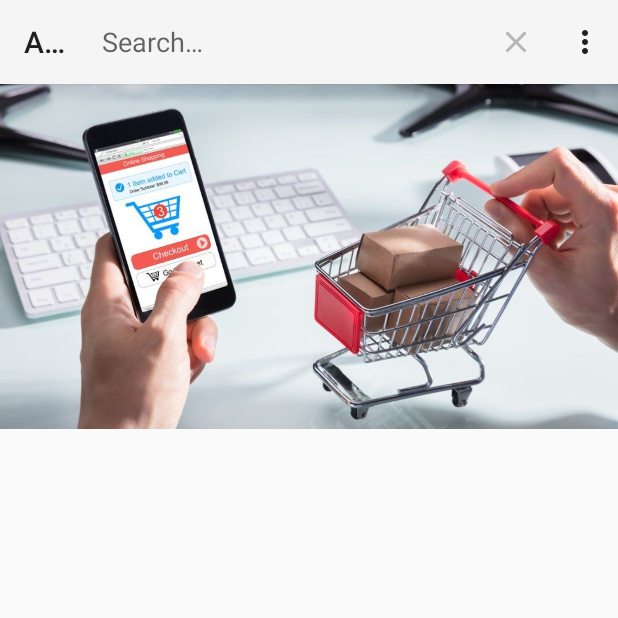
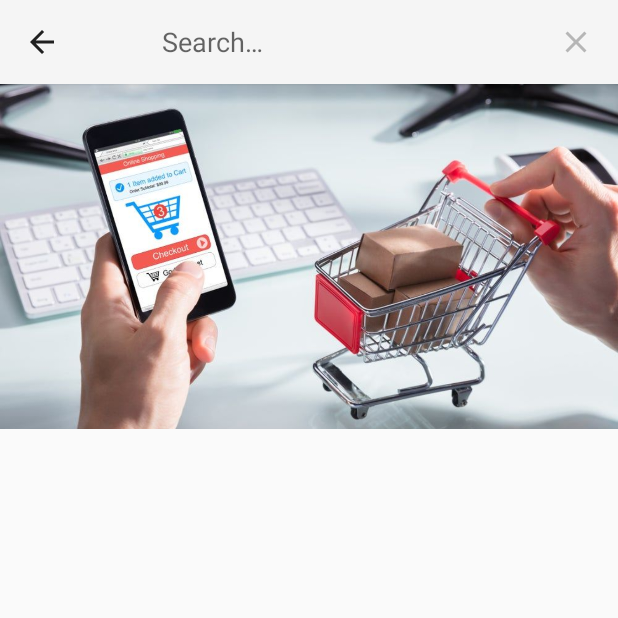
Before and after one commit to Ali-Noghabi/Ap-project-android, an Android app: the SearchViewPage screen opened directly, with no data from a screen before it, after a tap on "Search", on a phone screen of 412 x 824 dp, the top half of it. Run offline under Robolectric (Android 15) with nearby library versions, the phone set to English and light mode, and no system bars; 3 statements that could not run were skipped.

Commit message:
add navigation view

```diff
--- a/app/src/main/java/ir/lucifer/approject/SearchViewPage.java
+++ b/app/src/main/java/ir/lucifer/approject/SearchViewPage.java
@@ -2,6 +2,7 @@
 
 import androidx.appcompat.app.AppCompatActivity;
 import androidx.appcompat.widget.Toolbar;
+import androidx.core.app.NavUtils;
 import androidx.recyclerview.widget.LinearLayoutManager;
 import androidx.recyclerview.widget.RecyclerView;
 
@@ -9,6 +10,7 @@
 import android.os.Bundle;
 import android.view.ContextMenu;
 import android.view.Menu;
+import android.view.MenuItem;
 import android.widget.Toast;
 
 import java.util.ArrayList;
@@ -29,6 +31,12 @@
     protected void onCreate(Bundle savedInstanceState) {
         super.onCreate(savedInstanceState);
         setContentView(R.layout.activity_search_view_page);
+        getActionBar().setIcon(R.drawable.my_icon);
+        getActionBar().setHomeButtonEnabled(true);
+        getSupportActionBar().setDisplayHomeAsUpEnabled(true);
+
+
+
 
         Retrofit test2 = new Retrofit.Builder().baseUrl(Controler.url)
                 .addConverterFactory(GsonConverterFactory.create()).build();
@@ -39,7 +47,16 @@
         UpdateProductsList();
 
     }
-
+    @Override
+    public boolean onOptionsItemSelected(MenuItem item) {
+        switch (item.getItemId()) {
+            case android.R.id.home:
+                NavUtils.navigateUpFromSameTask(this);
+                return true;
+            default:
+                return super.onOptionsItemSelected(item);
+        }
+    }
     @Override
     public boolean onCreateOptionsMenu(Menu menu) {
         getMenuInflater().inflate(R.menu.search_viewpage_menu, menu);
--- /dev/null
+++ b/app/src/main/res/drawable-anydpi/my_icon.xml
@@ -0,0 +1,16 @@
+<vector xmlns:android="http://schemas.android.com/apk/res/android"
+    android:width="24dp"
+    android:height="24dp"
+    android:viewportWidth="24"
+    android:viewportHeight="24"
+    android:tint="#333333"
+    android:alpha="0.6">
+  <group android:scaleX="0.71428573"
+      android:scaleY="0.71428573"
+      android:translateX="3.4285715"
+      android:translateY="3.4285715">
+    <path
+        android:fillColor="@android:color/white"
+        android:pathData="M3,18h18v-2L3,16v2zM3,13h18v-2L3,11v2zM3,6v2h18L21,6L3,6z"/>
+  </group>
+</vector>
--- a/app/src/main/res/layout/activity_search_view_page.xml
+++ b/app/src/main/res/layout/activity_search_view_page.xml
@@ -1,5 +1,5 @@
 <?xml version="1.0" encoding="utf-8"?>
-<androidx.coordinatorlayout.widget.CoordinatorLayout xmlns:android="http://schemas.android.com/apk/res/android"
+<androidx.drawerlayout.widget.DrawerLayout xmlns:android="http://schemas.android.com/apk/res/android"
     xmlns:app="http://schemas.android.com/apk/res-auto"
     xmlns:tools="http://schemas.android.com/tools"
     android:id="@+id/search_toolbar"
@@ -7,6 +7,11 @@
     android:layout_height="match_parent"
     android:visibility="visible"
     tools:context=".SearchViewPage">
+
+    <com.google.android.material.navigation.NavigationView
+        android:layout_width="wrap_content"
+        android:layout_height="match_parent"
+        android:layout_gravity="start" />
 
     <androidx.core.widget.NestedScrollView
         android:layout_width="match_parent"
@@ -17,25 +22,6 @@
             android:layout_width="match_parent"
             android:layout_height="wrap_content"
             android:orientation="vertical">
-
-            <androidx.recyclerview.widget.RecyclerView
-                android:id="@+id/RecyclerViewSVP"
-                android:layout_width="match_parent"
-                android:layout_height="match_parent"
-                android:layout_marginBottom="92dp" />
-        </LinearLayout>
-    </androidx.core.widget.NestedScrollView>
-
-    <com.google.android.material.appbar.AppBarLayout
-        android:id="@+id/appBarLayout"
-        android:layout_width="match_parent"
-        android:layout_height="wrap_content"
-        android:backgroundTint="#E1BEE7"
-        android:theme="@style/ThemeOverlay.MaterialComponents"
-        app:layout_constraintEnd_toEndOf="parent"
-        app:layout_constraintStart_toStartOf="parent"
-        app:layout_constraintTop_toTopOf="parent"
-        app:liftOnScroll="true">
 
             <com.google.android.material.appbar.CollapsingToolbarLayout
                 android:layout_width="match_parent"
@@ -53,18 +39,16 @@
                     app:layout_collapseMode="parallax"
                     app:layout_collapseParallaxMultiplier="1" />
 
-            <androidx.appcompat.widget.Toolbar
-                android:id="@+id/search_toolbar2"
-                android:layout_width="match_parent"
-                android:layout_height="?attr/actionBarSize"
-                android:visibility="visible"
-                app:layout_collapseMode="pin"
-                app:popupTheme="@style/Theme.ApProject.PopupOverlay" />
 
             </com.google.android.material.appbar.CollapsingToolbarLayout>
 
-
-    </com.google.android.material.appbar.AppBarLayout>
+            <androidx.recyclerview.widget.RecyclerView
+                android:id="@+id/RecyclerViewSVP"
+                android:layout_width="match_parent"
+                android:layout_height="match_parent"
+                android:layout_marginBottom="92dp" />
+        </LinearLayout>
+    </androidx.core.widget.NestedScrollView>
 
 
-</androidx.coordinatorlayout.widget.CoordinatorLayout>
+</androidx.drawerlayout.widget.DrawerLayout>
--- a/app/src/main/res/menu/search_viewpage_menu.xml
+++ b/app/src/main/res/menu/search_viewpage_menu.xml
@@ -10,10 +10,5 @@
         android:title="Search"
         app:actionViewClass="androidx.appcompat.widget.SearchView"
         app:showAsAction="always" />
-    <item
-        android:id="@+id/helpItemSVP"
-        android:title="help" />
-    <item
-        android:id="@+id/LogOutItemSVP"
-        android:title="Log out" />
+
 </menu>
```
Also changed, not shown: app/src/main/res/drawable-hdpi/my_icon.png (added), app/src/main/res/drawable-mdpi/my_icon.png (added), app/src/main/res/drawable-xhdpi/my_icon.png (added), app/src/main/res/drawable-xxhdpi/my_icon.png (added). Lines whose indentation alone changed are shown as unchanged.
